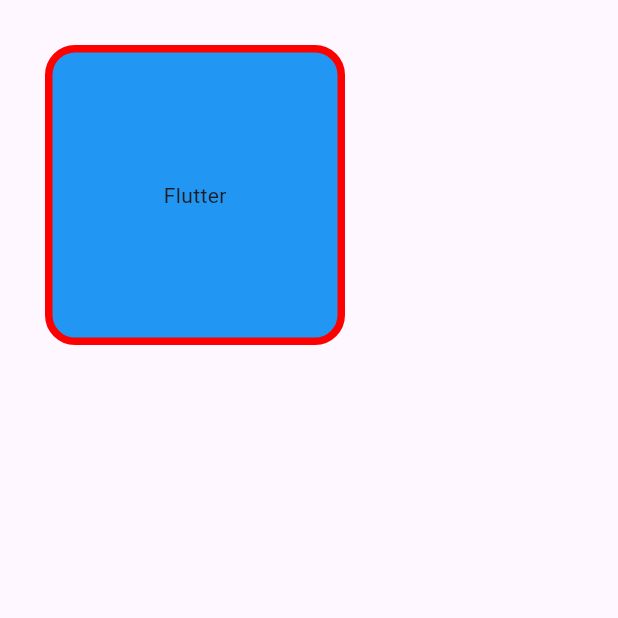
After one commit to pamodmalith/learn-flutter-DP, a Flutter app: the screen it shows after launch, on a phone screen of 412 x 824 dp, the top half of it. The commit adds this screen. Run offline on Flutter 3.47's test engine with Material 3 defaults, Android fonts, the phone set to English and light mode, and no system bars.

Commit message:
Container, Decoration, Padding, Margin

```diff
--- /dev/null
+++ b/lib/container.dart
@@ -0,0 +1,25 @@
+import 'package:flutter/material.dart';
+
+class LCon extends StatelessWidget {
+  const LCon({super.key});
+
+  @override
+  Widget build(BuildContext context) {
+    return SafeArea(
+      child: Scaffold(
+        body: Container(
+          height: 200,
+          width: 200,
+          margin: EdgeInsets.all(30),
+          padding: EdgeInsets.all(30),
+          decoration: BoxDecoration(
+            borderRadius: BorderRadius.circular(20),
+            color: Colors.blue,
+            border: Border.all(color: const Color(0xFFFF0000), width: 5),
+          ),
+          child: Center(child: Text("Flutter")),
+        ),
+      ),
+    );
+  }
+}
```
Also changed, not shown: lib/main.dart (+2 -19 lines).
